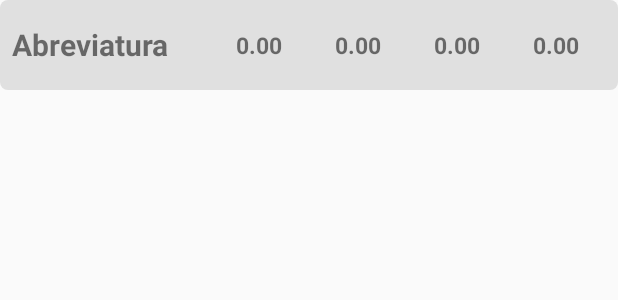
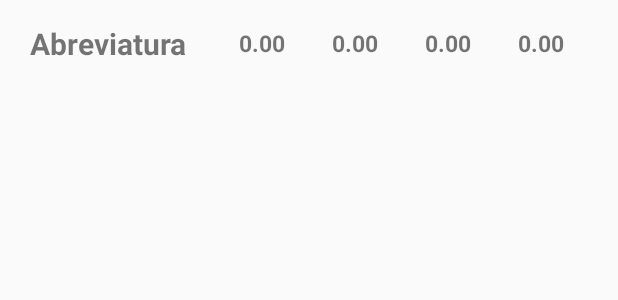
Before and after one commit to cassiomeira12/AlunoUESB, an Android app: the layout list_item_disciplina.xml on its own in the app's theme, with its tools: preview values and no code run, on a phone screen of 412 x 824 dp. Shown: the top 300 px of the screen. Run offline under Robolectric (Android 15) with nearby library versions, the phone set to English and light mode, and no system bars.

Commit message:
Estilo das listas de Disciplinas e Lembretes melhorado

```diff
--- a/app/src/main/java/com/example/cassio/alunouesb/activity/DisciplinasActivity.java
+++ b/app/src/main/java/com/example/cassio/alunouesb/activity/DisciplinasActivity.java
@@ -4,6 +4,7 @@ import android.annotation.SuppressLint;
 import android.content.Intent;
 import android.support.v7.app.AppCompatActivity;
 import android.os.Bundle;
+import android.support.v7.widget.DividerItemDecoration;
 import android.support.v7.widget.LinearLayoutManager;
 import android.support.v7.widget.RecyclerView;
 import android.util.Log;
@@ -41,6 +42,11 @@ public class DisciplinasActivity extends AppCompatActivity implements AdapterDis
         setTitle("Minhas Disciplinas");
 
         recyclerView = findViewById(R.id.recycler_view_disciplinas);
+
+        DividerItemDecoration divider = new DividerItemDecoration(this, LinearLayout.VERTICAL);
+
+
+        recyclerView.addItemDecoration(divider);
 
         carregarDadosTela();
     }
--- a/app/src/main/java/com/example/cassio/alunouesb/activity/LembretesActivity.java
+++ b/app/src/main/java/com/example/cassio/alunouesb/activity/LembretesActivity.java
@@ -3,6 +3,7 @@ package com.example.cassio.alunouesb.activity;
 import android.content.Intent;
 import android.os.Bundle;
 import android.support.v7.app.AppCompatActivity;
+import android.support.v7.widget.DividerItemDecoration;
 import android.support.v7.widget.LinearLayoutManager;
 import android.support.v7.widget.RecyclerView;
 import android.view.Menu;
@@ -39,6 +40,11 @@ public class LembretesActivity extends AppCompatActivity implements AdapterLembr
         recyclerView = findViewById(R.id.recycler_view_lembretes);
 
         RecyclerView.LayoutManager layout = new LinearLayoutManager(this, LinearLayout.VERTICAL,false);
+
+        DividerItemDecoration divider = new DividerItemDecoration(this, LinearLayout.VERTICAL);
+
+
+        recyclerView.addItemDecoration(divider);
         recyclerView.setLayoutManager(layout);
 
         carregarDados(); // carrega a lista de lembretes
--- a/app/src/main/res/drawable/shape_cinza.xml
+++ b/app/src/main/res/drawable/shape_cinza.xml
@@ -2,7 +2,7 @@
     android:padding="10dp"
     android:shape="rectangle">
 
-   <solid android:color="#E0E0E0"/>
+   <solid android:color="@android:color/transparent"/>
 
     <corners
         android:bottomLeftRadius="5dp"
--- a/app/src/main/res/layout/list_item_disciplina.xml
+++ b/app/src/main/res/layout/list_item_disciplina.xml
@@ -3,10 +3,13 @@
     android:id="@+id/disciplina_item"
     android:orientation="horizontal"
     android:layout_width="match_parent"
-    android:layout_height="60dp"
+    android:layout_height="wrap_content"
     android:layout_marginBottom="2dp"
     android:gravity="center"
-    android:padding="8dp"
+    android:paddingStart="20dp"
+    android:paddingEnd="20dp"
+    android:paddingTop="15dp"
+    android:paddingBottom="15dp"
     android:background="@drawable/shape_cinza">
 
     <TextView
--- a/app/src/main/res/layout/list_item_lembretes.xml
+++ b/app/src/main/res/layout/list_item_lembretes.xml
@@ -31,7 +31,7 @@
         android:id="@+id/text_data_lembrete_item"
         android:text="01/01/01"
         android:layout_gravity="end"
-        android:padding="8dp"/>
+        android:padding="2dp"/>
 
 
 
```
Also changed, not shown: app/src/main/res/layout/activity_disciplinas.xml (+13 -5 lines).
